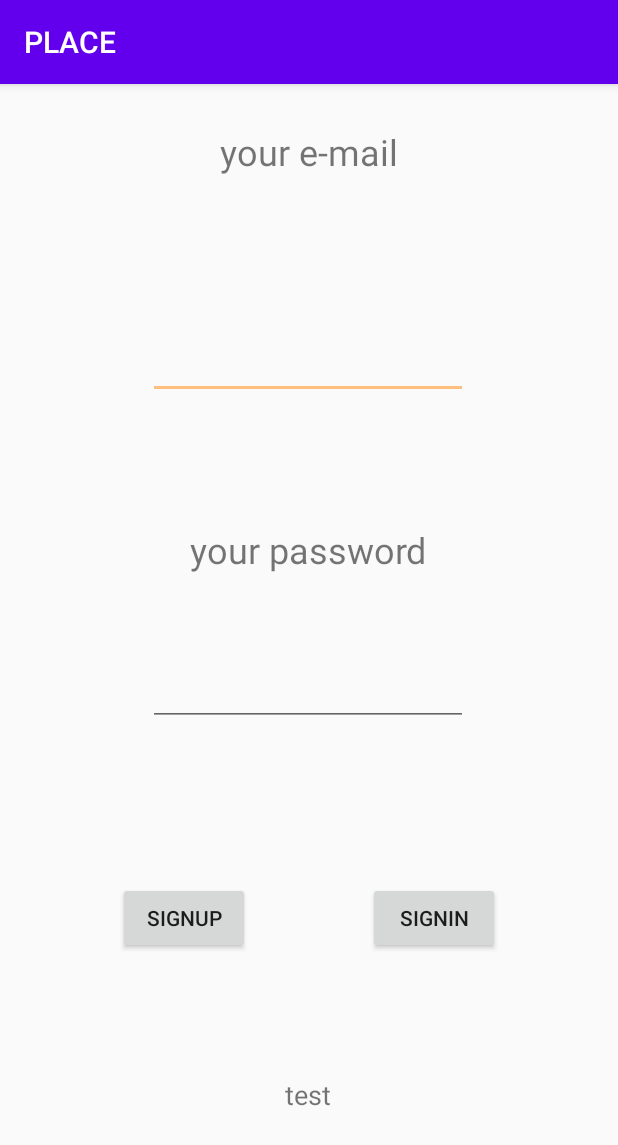
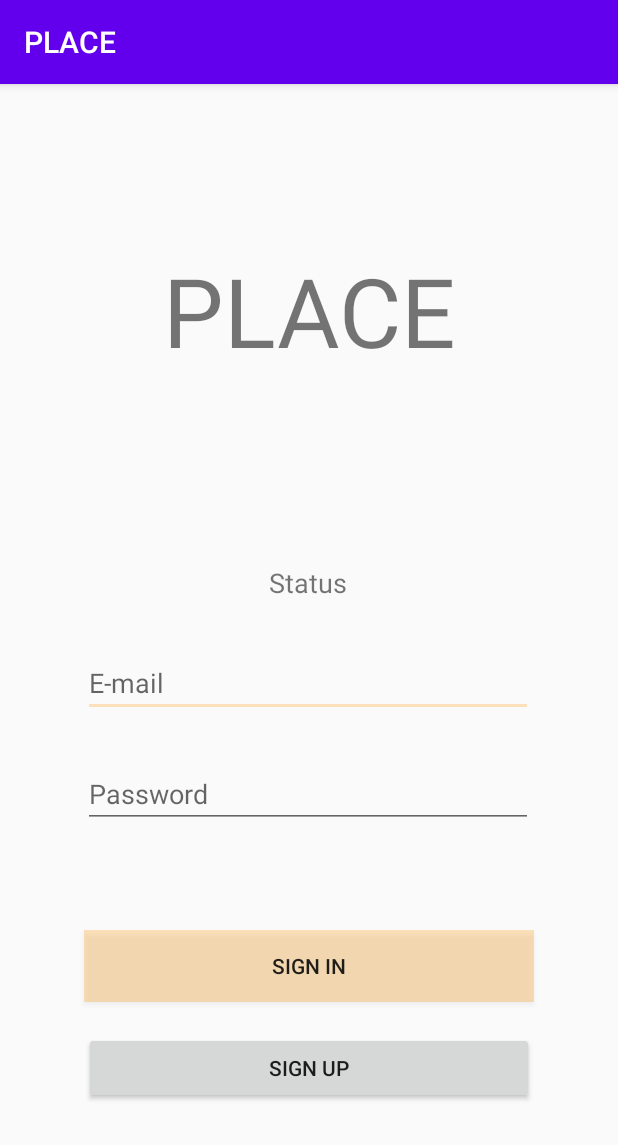
Before and after one commit to cacaoMath/PLACE, an Android app: the LoginActivity screen opened directly, with no data from a screen before it, on a phone screen of 412 x 824 dp. Shown: the top 1145 px of the screen. Run offline under Robolectric (Android 15) with nearby library versions, the phone set to English and light mode, and no system bars; our stand-ins replace Firebase (no records; nobody signed in at launch, a user with empty details on screens opened directly).

Commit message:
UIの調整，タイトル画像追加

```diff
--- a/app/build.gradle
+++ b/app/build.gradle
@@ -37,6 +37,7 @@ dependencies {
     implementation 'com.google.firebase:firebase-auth-ktx:19.3.1'
     implementation 'com.google.firebase:firebase-auth:19.3.1'
     implementation 'com.google.android.gms:play-services-auth:18.0.0'
+    implementation 'org.jetbrains.kotlinx:kotlinx-coroutines-core:1.3.7'
     implementation fileTree(dir: "libs", include: ["*.jar"])
     implementation 'androidx.appcompat:appcompat:1.1.0'
     implementation 'androidx.constraintlayout:constraintlayout:1.1.3'
--- a/app/src/main/java/com/example/place/ResultActivity.java
+++ b/app/src/main/java/com/example/place/ResultActivity.java
@@ -29,7 +29,6 @@ public class ResultActivity extends AppCompatActivity {
     private long[] Learning_time;
     private DataTransferKt dt = new DataTransferKt();
     private int[] Confidence_data;
-    //private DataStorage storage;
 
     ArrayList<Integer> Known_words;
     ArrayList<Integer> Mistakes_words;;
@@ -52,9 +51,7 @@ public class ResultActivity extends AppCompatActivity {
         sumall = findViewById(R.id.resulttext5);
         homeBtn = findViewById(R.id.homeBtn);
         restartBtn = findViewById(R.id.restartBtn);
-        //storage = new DataStorage(this); NCBCのやつ
         quiz = new Quiz();
-        //Known_words = new ArrayList<>();    Mistakes_words = new ArrayList<>(); AI_words = new ArrayList<>();
 
         //確信度についての保存変数
         int[] result = getIntent().getExtras().getIntArray("Result");
--- a/app/src/main/res/layout/activity_login.xml
+++ b/app/src/main/res/layout/activity_login.xml
@@ -7,85 +7,80 @@
     tools:context=".TitleActivity">
 
     <TextView
-        android:id="@+id/textView11"
-        android:layout_width="wrap_content"
-        android:layout_height="wrap_content"
-        android:text="your e-mail"
-        android:textSize="24sp"
-        app:layout_constraintBottom_toTopOf="@+id/etUserEmail"
+        android:id="@+id/tvTitle2"
+        android:layout_width="214dp"
+        android:layout_height="95dp"
+        android:layout_marginTop="108dp"
+        android:text="@string/app_name"
+        android:textAlignment="center"
+        android:textSize="64sp"
+        app:layout_constraintBottom_toTopOf="@+id/startBtn"
         app:layout_constraintEnd_toEndOf="parent"
+        app:layout_constraintHorizontal_bias="0.5"
         app:layout_constraintStart_toStartOf="parent"
         app:layout_constraintTop_toTopOf="parent"
-        app:layout_constraintVertical_bias="0.215" />
+        app:layout_constraintVertical_bias="0.5" />
 
     <EditText
         android:id="@+id/etUserEmail"
-        android:layout_width="wrap_content"
+        android:layout_width="300dp"
         android:layout_height="wrap_content"
-        android:layout_marginBottom="84dp"
         android:ems="10"
+        android:hint="E-mail"
         android:inputType="textEmailAddress"
-        app:layout_constraintBottom_toTopOf="@+id/textView13"
+        app:layout_constraintBottom_toTopOf="@+id/etUserPassword"
         app:layout_constraintEnd_toEndOf="parent"
         app:layout_constraintHorizontal_bias="0.497"
-        app:layout_constraintStart_toStartOf="parent" />
+        app:layout_constraintStart_toStartOf="parent"
+        app:layout_constraintTop_toTopOf="parent"
+        app:layout_constraintVertical_bias="0.929" />
 
     <EditText
         android:id="@+id/etUserPassword"
-        android:layout_width="wrap_content"
+        android:layout_width="300dp"
         android:layout_height="wrap_content"
-        android:layout_marginBottom="340dp"
+        android:layout_marginBottom="272dp"
         android:ems="10"
+        android:hint="Password"
         android:inputType="textPassword"
+        android:textAlignment="viewStart"
         app:layout_constraintBottom_toBottomOf="parent"
         app:layout_constraintEnd_toEndOf="parent"
         app:layout_constraintHorizontal_bias="0.497"
         app:layout_constraintStart_toStartOf="parent" />
 
-    <TextView
-        android:id="@+id/textView13"
-        android:layout_width="wrap_content"
-        android:layout_height="wrap_content"
-        android:layout_marginBottom="56dp"
-        android:text="your password"
-        android:textSize="24sp"
-        app:layout_constraintBottom_toTopOf="@+id/etUserPassword"
-        app:layout_constraintEnd_toEndOf="parent"
-        app:layout_constraintHorizontal_bias="0.498"
-        app:layout_constraintStart_toStartOf="parent" />
-
     <Button
         android:id="@+id/signUpBtn"
-        android:layout_width="wrap_content"
+        android:layout_width="300dp"
         android:layout_height="wrap_content"
-        android:layout_marginBottom="188dp"
-        android:text="SignUp"
+        android:layout_marginBottom="88dp"
+        android:text="Sign Up"
         app:layout_constraintBottom_toBottomOf="parent"
-        app:layout_constraintEnd_toStartOf="@+id/signInBtn"
-        app:layout_constraintHorizontal_bias="0.5"
+        app:layout_constraintEnd_toEndOf="parent"
         app:layout_constraintStart_toStartOf="parent" />
 
     <Button
         android:id="@+id/signInBtn"
-        android:layout_width="wrap_content"
+        android:layout_width="300dp"
         android:layout_height="wrap_content"
-        android:layout_marginBottom="188dp"
-        android:text="SignIn"
+        android:layout_marginBottom="156dp"
+        android:text="Sign In"
+        android:background="@color/colorDefault"
         app:layout_constraintBottom_toBottomOf="parent"
         app:layout_constraintEnd_toEndOf="parent"
-        app:layout_constraintHorizontal_bias="0.5"
-        app:layout_constraintStart_toEndOf="@+id/signUpBtn" />
+        app:layout_constraintHorizontal_bias="0.498"
+        app:layout_constraintStart_toStartOf="parent" />
 
     <TextView
         android:id="@+id/tvLog"
         android:layout_width="wrap_content"
         android:layout_height="wrap_content"
-        android:text="test"
+        android:text="Status"
         android:textSize="18sp"
-        app:layout_constraintBottom_toBottomOf="parent"
+        app:layout_constraintBottom_toTopOf="@+id/etUserEmail"
         app:layout_constraintEnd_toEndOf="parent"
         app:layout_constraintHorizontal_bias="0.498"
         app:layout_constraintStart_toStartOf="parent"
-        app:layout_constraintTop_toBottomOf="@+id/etUserPassword"
-        app:layout_constraintVertical_bias="0.74" />
+        app:layout_constraintTop_toTopOf="parent"
+        app:layout_constraintVertical_bias="0.909" />
 </androidx.constraintlayout.widget.ConstraintLayout>
--- a/app/src/main/res/layout/activity_main.xml
+++ b/app/src/main/res/layout/activity_main.xml
@@ -13,7 +13,7 @@
         android:layout_width="120dp"
         android:layout_height="120dp"
         android:layout_marginStart="8dp"
-        android:layout_marginTop="240dp"
+        android:layout_marginTop="272dp"
         android:layout_marginEnd="8dp"
         android:background="@color/colorDefault"
         android:scaleType="fitXY"
--- a/app/src/main/res/values/colors.xml
+++ b/app/src/main/res/values/colors.xml
@@ -3,5 +3,5 @@
     <color name="colorPrimary">#6200EE</color>
     <color name="colorPrimaryDark">#3700B3</color>
     <color name="colorBg">#03DAC5</color>
-    <color name="colorDefault">#ffbf7f</color>
+    <color name="colorDefault">#41FF9500</color>
 </resources>
```
Also changed, not shown: app/src/main/java/com/example/place/DataTransferKt.kt (+4 -4 lines), app/src/main/java/com/example/place/HelpDialogFragment.kt (added, +23 -0 lines), app/src/main/java/com/example/place/TitleActivity.kt (+25 -5 lines), app/src/main/java/com/example/place/VocabActivity.java (+4 -4 lines), app/src/main/res/layout/activity_title.xml (+16 -12 lines), app/src/main/res/drawable/train_learrning.png (added).
